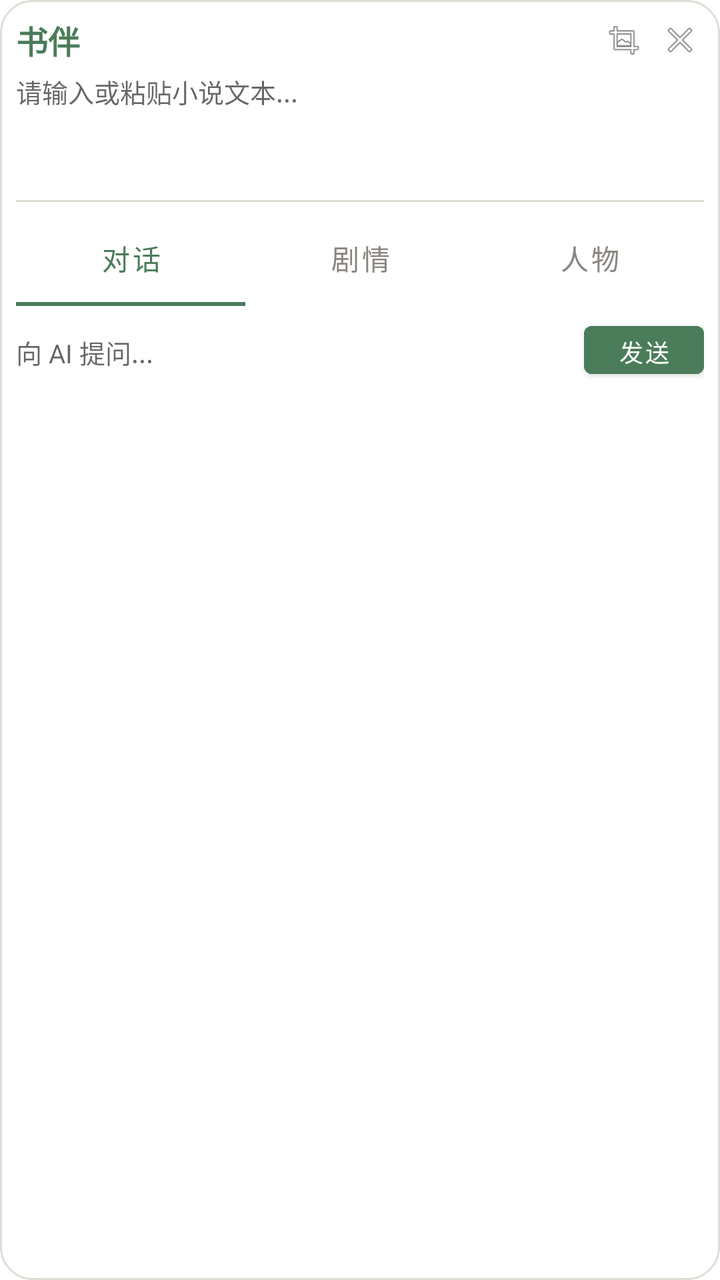
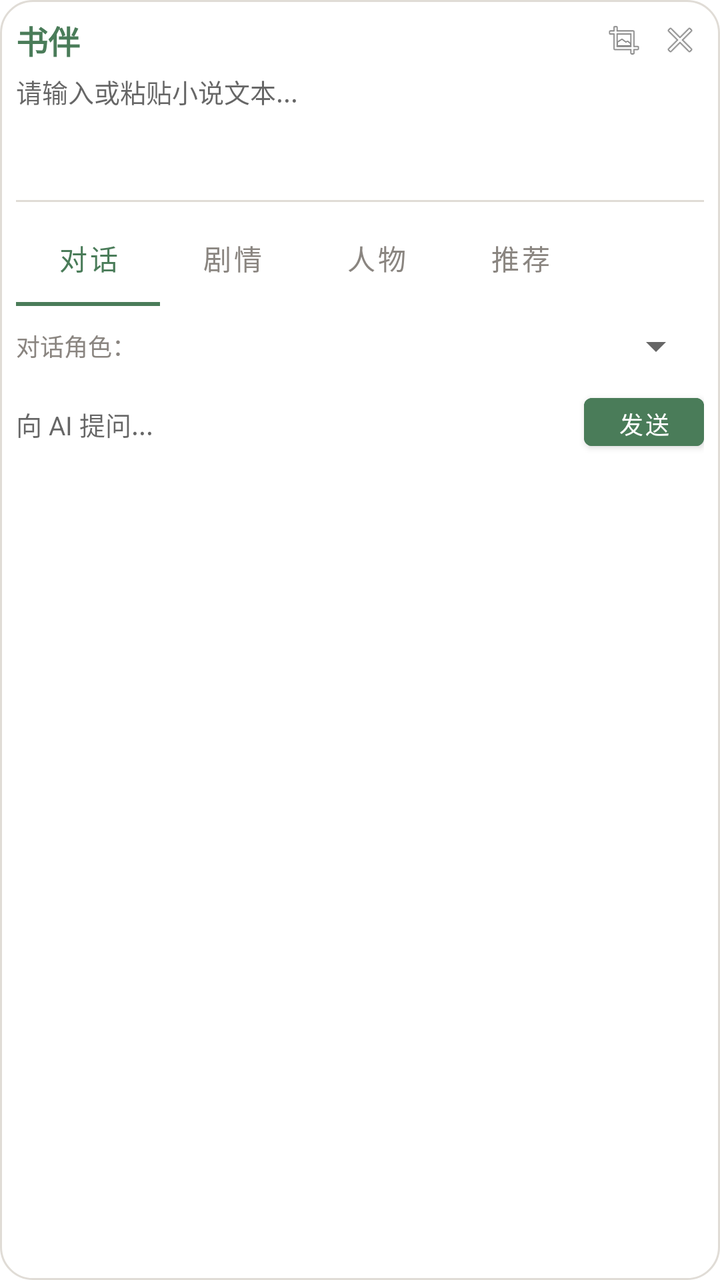

An Android layout rendered at two revisions. The XML below is the earlier revision; the diff shows what the commit changed to produce the second picture.
<!-- AndroidManifest.xml: application theme Theme.ShuBan -->
<!-- res/layout/floating_window.xml -->
<?xml version="1.0" encoding="utf-8"?>
<LinearLayout
    xmlns:android="http://schemas.android.com/apk/res/android"
    xmlns:app="http://schemas.android.com/apk/res-auto"
    android:layout_width="320dp"
    android:layout_height="wrap_content"
    android:background="@drawable/floating_window_bg"
    android:orientation="vertical"
    android:padding="8dp">

    <LinearLayout
        android:layout_width="match_parent"
        android:layout_height="wrap_content"
        android:gravity="center_vertical"
        android:orientation="horizontal">

        <TextView
            android:layout_width="0dp"
            android:layout_height="wrap_content"
            android:layout_weight="1"
            android:text="@string/app_name"
            android:textColor="@color/primary"
            android:textSize="16sp"
            android:textStyle="bold" />

        <ImageView
            android:id="@+id/btn_minimize"
            android:layout_width="24dp"
            android:layout_height="24dp"
            android:layout_marginEnd="4dp"
            android:padding="2dp"
            android:src="@android:drawable/ic_menu_crop"
            android:contentDescription="最小化" />

        <ImageView
            android:id="@+id/btn_close"
            android:layout_width="24dp"
            android:layout_height="24dp"
            android:padding="2dp"
            android:src="@android:drawable/ic_menu_close_clear_cancel"
            android:contentDescription="关闭" />

    </LinearLayout>

    <EditText
        android:id="@+id/et_input_text"
        android:layout_width="match_parent"
        android:layout_height="60dp"
        android:layout_marginTop="4dp"
        android:background="@android:color/transparent"
        android:gravity="top|start"
        android:hint="@string/hint_input_text"
        android:inputType="textMultiLine"
        android:textSize="13sp" />

    <View
        android:layout_width="match_parent"
        android:layout_height="1dp"
        android:layout_marginTop="4dp"
        android:background="@color/divider" />

    <com.google.android.material.tabs.TabLayout
        android:id="@+id/tab_layout"
        android:layout_width="match_parent"
        android:layout_height="wrap_content"
        android:layout_marginTop="4dp"
        app:tabIndicatorColor="@color/primary"
        app:tabSelectedTextColor="@color/primary"
        app:tabTextColor="@color/text_secondary">

        <com.google.android.material.tabs.TabItem
            android:layout_width="wrap_content"
            android:layout_height="wrap_content"
            android:text="对话" />

        <com.google.android.material.tabs.TabItem
            android:layout_width="wrap_content"
            android:layout_height="wrap_content"
            android:text="剧情" />

        <com.google.android.material.tabs.TabItem
            android:layout_width="wrap_content"
            android:layout_height="wrap_content"
            android:text="人物" />

    </com.google.android.material.tabs.TabLayout>

    <FrameLayout
        android:id="@+id/content_container"
        android:layout_width="match_parent"
        android:layout_height="200dp"
        android:layout_marginTop="4dp">

        <LinearLayout
            android:id="@+id/layout_chat"
            android:layout_width="match_parent"
            android:layout_height="match_parent"
            android:orientation="vertical"
            android:visibility="visible">

            <LinearLayout
                android:layout_width="match_parent"
                android:layout_height="wrap_content"
                android:orientation="horizontal">

                <EditText
                    android:id="@+id/et_question"
                    android:layout_width="0dp"
                    android:layout_height="36dp"
                    android:layout_weight="1"
                    android:background="@android:color/transparent"
                    android:hint="@string/hint_input_question"
                    android:inputType="text"
                    android:textSize="13sp" />

                <Button
                    android:id="@+id/btn_send"
                    android:layout_width="60dp"
                    android:layout_height="36dp"
                    android:layout_marginStart="8dp"
                    android:backgroundTint="@color/primary"
                    android:text="@string/btn_send"
                    android:textColor="@color/white"
                    android:textSize="12sp" />

            </LinearLayout>

            <ScrollView
                android:layout_width="match_parent"
                android:layout_height="0dp"
                android:layout_marginTop="4dp"
                android:layout_weight="1">

                <TextView
                    android:id="@+id/tv_chat_response"
                    android:layout_width="match_parent"
                    android:layout_height="wrap_content"
                    android:textColor="@color/text_primary"
                    android:textSize="13sp" />

            </ScrollView>

        </LinearLayout>

        <LinearLayout
            android:id="@+id/layout_summary"
            android:layout_width="match_parent"
            android:layout_height="match_parent"
            android:orientation="vertical"
            android:visibility="gone">

            <ScrollView
                android:layout_width="match_parent"
                android:layout_height="0dp"
                android:layout_weight="1">

                <TextView
                    android:id="@+id/tv_summary"
                    android:layout_width="match_parent"
                    android:layout_height="wrap_content"
                    android:padding="4dp"
                    android:text='粘贴小说文本后点击"分析剧情"按钮，AI 将为你生成剧情摘要...'
                    android:textColor="@color/text_secondary"
                    android:textSize="13sp" />

            </ScrollView>

            <Button
                android:id="@+id/btn_analyze"
                android:layout_width="match_parent"
                android:layout_height="36dp"
                android:layout_marginTop="4dp"
                android:backgroundTint="@color/primary"
                android:text="@string/btn_analyze"
                android:textColor="@color/white"
                android:textSize="13sp" />

        </LinearLayout>

        <LinearLayout
            android:id="@+id/layout_characters"
            android:layout_width="match_parent"
            android:layout_height="match_parent"
            android:orientation="vertical"
            android:visibility="gone">

            <ScrollView
                android:layout_width="match_parent"
                android:layout_height="0dp"
                android:layout_weight="1">

                <LinearLayout
                    android:id="@+id/character_container"
                    android:layout_width="match_parent"
                    android:layout_height="wrap_content"
                    android:orientation="vertical">

                </LinearLayout>

            </ScrollView>

            <Button
                android:id="@+id/btn_character"
                android:layout_width="match_parent"
                android:layout_height="36dp"
                android:layout_marginTop="4dp"
                android:backgroundTint="@color/primary"
                android:text="@string/btn_character"
                android:textColor="@color/white"
                android:textSize="13sp" />

        </LinearLayout>

    </FrameLayout>

</LinearLayout>
<!-- resources referenced by this layout -->
<resources>
  <color name="divider">#E0DCD6</color>
  <color name="primary">#4A7C59</color>
  <color name="text_primary">#2D2A26</color>
  <color name="text_secondary">#8A8580</color>
  <color name="white">#FFFFFF</color>
  <!-- drawable floating_window_bg (drawable) -->
  <?xml version="1.0" encoding="utf-8"?>
  <shape xmlns:android="http://schemas.android.com/apk/res/android"
      android:shape="rectangle">
      <solid android:color="@color/card_background" />
      <corners android:radius="16dp" />
      <stroke
          android:width="1dp"
          android:color="@color/divider" />
  </shape>
  <string name="app_name">书伴</string>
  <string name="btn_analyze">分析剧情</string>
  <string name="btn_character">人物关系</string>
  <string name="btn_send">发送</string>
  <string name="hint_input_question">向 AI 提问...</string>
  <string name="hint_input_text">请输入或粘贴小说文本...</string>
  <style name="Theme.ShuBan" parent="Theme.MaterialComponents.DayNight.NoActionBar">
          <item name="colorPrimary">@color/primary</item>
          <item name="colorPrimaryVariant">@color/primary_dark</item>
          <item name="colorOnPrimary">@color/white</item>
          <item name="colorSecondary">@color/accent</item>
          <item name="colorOnSecondary">@color/white</item>
          <item name="android:statusBarColor">@color/primary_dark</item>
      </style>
  <color name="card_background">#FFFFFF</color>
  <color name="primary_dark">#3a6347</color>
  <color name="accent">#C4956A</color>
</resources>

<!-- the commit's change to res/layout/floating_window.xml (unified diff, before → after) -->
@@ -66,7 +66,8 @@
         android:layout_marginTop="4dp"
         app:tabIndicatorColor="@color/primary"
         app:tabSelectedTextColor="@color/primary"
-        app:tabTextColor="@color/text_secondary">
+        app:tabTextColor="@color/text_secondary"
+        app:tabMode="scrollable">
 
         <com.google.android.material.tabs.TabItem
             android:layout_width="wrap_content"
@@ -83,14 +84,20 @@
             android:layout_height="wrap_content"
             android:text="人物" />
 
+        <com.google.android.material.tabs.TabItem
+            android:layout_width="wrap_content"
+            android:layout_height="wrap_content"
+            android:text="推荐" />
+
     </com.google.android.material.tabs.TabLayout>
 
     <FrameLayout
         android:id="@+id/content_container"
         android:layout_width="match_parent"
-        android:layout_height="200dp"
+        android:layout_height="220dp"
         android:layout_marginTop="4dp">
 
+        
         <LinearLayout
             android:id="@+id/layout_chat"
             android:layout_width="match_parent"
@@ -101,6 +108,29 @@
             <LinearLayout
                 android:layout_width="match_parent"
                 android:layout_height="wrap_content"
+                android:orientation="horizontal"
+                android:gravity="center_vertical">
+
+                <TextView
+                    android:layout_width="wrap_content"
+                    android:layout_height="wrap_content"
+                    android:text="对话角色："
+                    android:textSize="12sp"
+                    android:textColor="@color/text_secondary" />
+
+                <Spinner
+                    android:id="@+id/spinner_character"
+                    android:layout_width="0dp"
+                    android:layout_height="32dp"
+                    android:layout_weight="1"
+                    android:textSize="12sp" />
+
+            </LinearLayout>
+
+            <LinearLayout
+                android:layout_width="match_parent"
+                android:layout_height="wrap_content"
+                android:layout_marginTop="4dp"
                 android:orientation="horizontal">
 
                 <EditText
@@ -142,6 +172,7 @@
 
         </LinearLayout>
 
+        
         <LinearLayout
             android:id="@+id/layout_summary"
             android:layout_width="match_parent"
@@ -149,34 +180,65 @@
             android:orientation="vertical"
             android:visibility="gone">
 
+            <LinearLayout
+                android:layout_width="match_parent"
+                android:layout_height="wrap_content"
+                android:orientation="horizontal">
+
+                <Button
+                    android:id="@+id/btn_analyze"
+                    android:layout_width="0dp"
+                    android:layout_height="32dp"
+                    android:layout_weight="1"
+                    android:backgroundTint="@color/primary"
+                    android:text="剧情摘要"
+                    android:textColor="@color/white"
+                    android:textSize="12sp"
+                    android:layout_marginEnd="4dp" />
+
+                <Button
+                    android:id="@+id/btn_emotion"
+                    android:layout_width="0dp"
+                    android:layout_height="32dp"
+                    android:layout_weight="1"
+                    android:backgroundTint="@color/accent"
+                    android:text="情感分析"
+                    android:textColor="@color/white"
+                    android:textSize="12sp"
+                    android:layout_marginEnd="4dp" />
+
+                <Button
+                    android:id="@+id/btn_timeline"
+                    android:layout_width="0dp"
+                    android:layout_height="32dp"
+                    android:layout_weight="1"
+                    android:backgroundTint="@color/primary_dark"
+                    android:text="时间线"
+                    android:textColor="@color/white"
+                    android:textSize="12sp" />
+
+            </LinearLayout>
+
             <ScrollView
                 android:layout_width="match_parent"
                 android:layout_height="0dp"
-                android:layout_weight="1">
+                android:layout_weight="1"
+                android:layout_marginTop="4dp">
 
                 <TextView
                     android:id="@+id/tv_summary"
                     android:layout_width="match_parent"
                     android:layout_height="wrap_content"
                     android:padding="4dp"
-                    android:text='粘贴小说文本后点击"分析剧情"按钮，AI 将为你生成剧情摘要...'
+                    android:text='粘贴小说文本后，点击上方按钮进行分析...'
                     android:textColor="@color/text_secondary"
                     android:textSize="13sp" />
 
             </ScrollView>
 
-            <Button
-                android:id="@+id/btn_analyze"
-                android:layout_width="match_parent"
-                android:layout_height="36dp"
-                android:layout_marginTop="4dp"
-                android:backgroundTint="@color/primary"
-                android:text="@string/btn_analyze"
-                android:textColor="@color/white"
-                android:textSize="13sp" />
-
         </LinearLayout>
 
+        
         <LinearLayout
             android:id="@+id/layout_characters"
             android:layout_width="match_parent"
@@ -184,10 +246,39 @@
             android:orientation="vertical"
             android:visibility="gone">
 
+            <LinearLayout
+                android:layout_width="match_parent"
+                android:layout_height="wrap_content"
+                android:orientation="horizontal">
+
+                <Button
+                    android:id="@+id/btn_character"
+                    android:layout_width="0dp"
+                    android:layout_height="32dp"
+                    android:layout_weight="1"
+                    android:backgroundTint="@color/primary"
+                    android:text="人物卡片"
+                    android:textColor="@color/white"
+                    android:textSize="12sp"
+                    android:layout_marginEnd="4dp" />
+
+                <Button
+                    android:id="@+id/btn_relation"
+                    android:layout_width="0dp"
+                    android:layout_height="32dp"
+                    android:layout_weight="1"
+                    android:backgroundTint="@color/accent"
+                    android:text="关系图谱"
+                    android:textColor="@color/white"
+                    android:textSize="12sp" />
+
+            </LinearLayout>
+
             <ScrollView
                 android:layout_width="match_parent"
                 android:layout_height="0dp"
-                android:layout_weight="1">
+                android:layout_weight="1"
+                android:layout_marginTop="4dp">
 
                 <LinearLayout
                     android:id="@+id/character_container"
@@ -199,15 +290,49 @@
 
             </ScrollView>
 
+        </LinearLayout>
+
+        
+        <LinearLayout
+            android:id="@+id/layout_recommend"
+            android:layout_width="match_parent"
+            android:layout_height="match_parent"
+            android:orientation="vertical"
+            android:visibility="gone">
+
             <Button
-                android:id="@+id/btn_character"
-                android:layout_width="match_parent"
-                android:layout_height="36dp"
-                android:layout_marginTop="4dp"
+                android:id="@+id/btn_recommend"
+                android:layout_width="match_parent"
+                android:layout_height="32dp"
                 android:backgroundTint="@color/primary"
-                android:text="@string/btn_character"
+                android:text="获取推荐"
                 android:textColor="@color/white"
-                android:textSize="13sp" />
+                android:textSize="12sp" />
+
+            <ScrollView
+                android:layout_width="match_parent"
+                android:layout_height="0dp"
+                android:layout_weight="1"
+                android:layout_marginTop="4dp">
+
+                <LinearLayout
+                    android:id="@+id/recommend_container"
+                    android:layout_width="match_parent"
+                    android:layout_height="wrap_content"
+                    android:orientation="vertical">
+
+                    <TextView
+                        android:layout_width="match_parent"
+                        android:layout_height="wrap_content"
+                        android:gravity="center"
+                        android:padding="16dp"
+                        android:text="粘贴你正在阅读的文本，\nAI 将为你推荐相似风格的好书"
+                        android:textColor="@color/text_secondary"
+                        android:textSize="13sp" />
+
+                </LinearLayout>
+
+            </ScrollView>
 
         </LinearLayout>
 
<!-- resource entries referenced after the edit -->
@@ -16,8 +16,6 @@
           android:color="@color/divider" />
   </shape>
   <string name="app_name">书伴</string>
-  <string name="btn_analyze">分析剧情</string>
-  <string name="btn_character">人物关系</string>
   <string name="btn_send">发送</string>
   <string name="hint_input_question">向 AI 提问...</string>
   <string name="hint_input_text">请输入或粘贴小说文本...</string>
